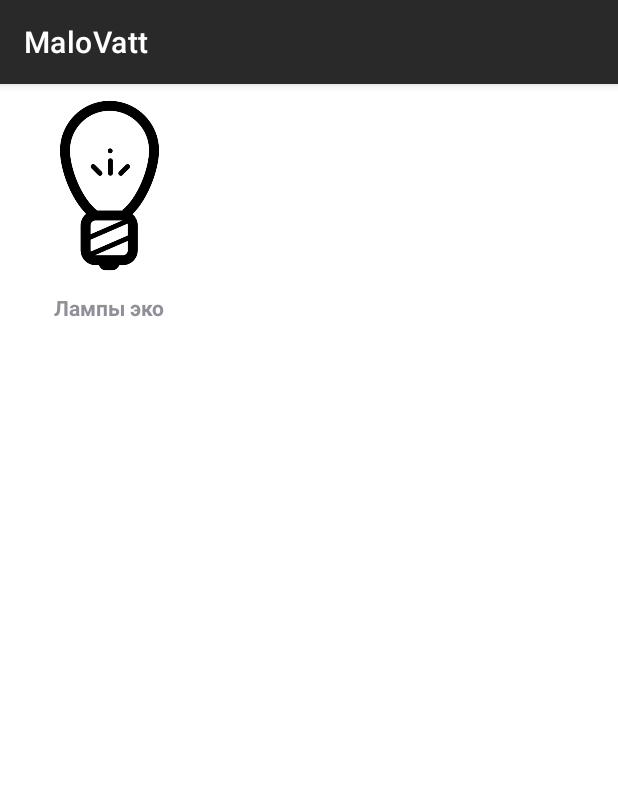
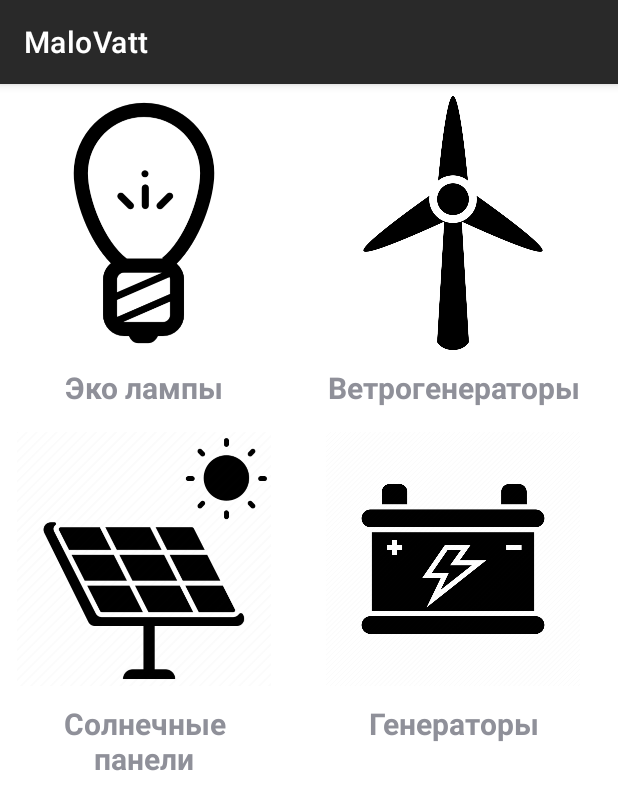
Before and after one commit to de1kun/MaloVattApp, an Android app: the EcoMenu screen opened directly, with no data from a screen before it, on a phone screen of 412 x 824 dp. Shown: the top 810 px of the screen. Run offline under Robolectric (Android 15) with nearby library versions, the phone set to English and light mode, and no system bars; Roboto replaces fonts that are not available here.

Commit message:
MaloVatt0.8

```diff
--- a/app/src/main/java/com/example/malovattdiplom/EcoMenu.kt
+++ b/app/src/main/java/com/example/malovattdiplom/EcoMenu.kt
@@ -27,7 +27,11 @@ class EcoMenu : AppCompatActivity(), AdapterView.OnItemClickListener {
     private fun setDataList():ArrayList<LanguageItem>{
         var arrayList:ArrayList<LanguageItem> = ArrayList()
 
-        arrayList.add(LanguageItem(R.drawable.lamp, "Лампы эко"))
+        arrayList.add(LanguageItem(R.drawable.lamp, "Эко лампы"))
+        arrayList.add(LanguageItem(R.drawable.wind,"Ветрогенераторы"))
+        arrayList.add(LanguageItem(R.drawable.sun_gen,"Солнечные панели"))
+        arrayList.add(LanguageItem(R.drawable.generator,"Генераторы"))
+
 
         return arrayList
     }
--- a/app/src/main/res/layout/grid_item_list.xml
+++ b/app/src/main/res/layout/grid_item_list.xml
@@ -13,19 +13,20 @@
 
         <ImageView
             android:id="@+id/icons"
-            android:layout_width="130dp"
-            android:layout_height="119dp"
+            android:layout_width="176dp"
+            android:layout_height="169dp"
             tools:srcCompat="@drawable/lamp" />
 
         <TextView
             android:id="@+id/name_text_view"
-            android:layout_width="85dp"
+            android:layout_width="174dp"
             android:layout_height="wrap_content"
             android:layout_below="@id/icons"
-            android:layout_marginLeft="22dp"
-            android:layout_marginTop="12dp"
+            android:layout_marginLeft="1dp"
+            android:layout_marginTop="11dp"
             android:gravity="center"
             android:text="Эко лампы"
+            android:textSize="20sp"
             android:textStyle="bold" />
 
     </RelativeLayout>
```
Also changed, not shown: app/src/main/res/drawable/generator.png (added), app/src/main/res/drawable/sun_gen.png (added), app/src/main/res/drawable/wind.png (added).
